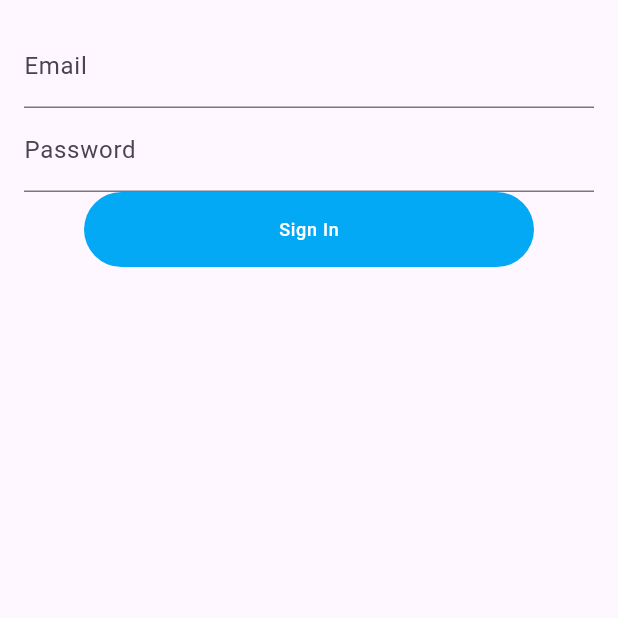
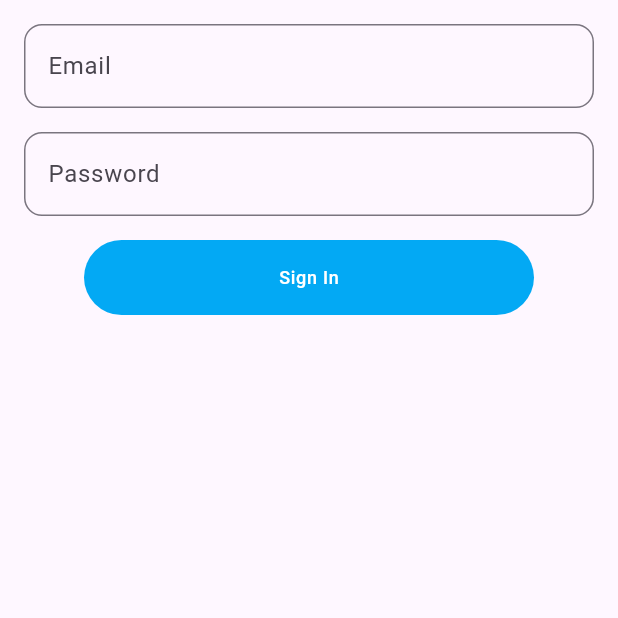
Before and after one commit to Albatrossman/Kidventory-WEB, a Flutter app: the screen it shows after launch, on a phone screen of 412 x 824 dp, the top half of it. Run offline on Flutter 3.47's test engine with Material 3 defaults, Android fonts, the phone set to English and light mode, and no system bars; our stand-ins replace rounded_loading_button_plus, syncfusion_flutter_calendar; key blocks and very long unbroken strings in the code were emptied for the run.

Commit message:
feat: Add safe area, make text fields round and configure them for their purpose

```diff
--- a/lib/feature/auth/sign_in/sign_in_screen.dart
+++ b/lib/feature/auth/sign_in/sign_in_screen.dart
@@ -27,36 +27,57 @@ class _SignInScreenContent extends StatelessWidget {
   @override
   Widget build(BuildContext context) {
     return Scaffold(
-      body: Padding(
+      body: SafeArea(
+        child: Padding(
           padding: const EdgeInsets.all(16.0),
           child: Column(
             children: <Widget>[
               const TextField(
                 decoration: InputDecoration(
+                  border: OutlineInputBorder(
+                    borderRadius: BorderRadius.all(
+                      Radius.circular(12.0),
+                    ),
+                  ),
                   label: Text("Email"),
                 ),
               ),
-            const TextField(
+              const Padding(
+                padding: EdgeInsets.only(top: 16.0),
+                child: TextField(
                   decoration: InputDecoration(
+                    border: OutlineInputBorder(
+                      borderRadius: BorderRadius.all(
+                        Radius.circular(12.0),
+                      ),
+                    ),
                     label: Text(
                       "Password",
                     ),
                   ),
+                  obscureText: true,
+                  enableSuggestions: false,
+                  autocorrect: false,
                 ),
-            RoundedLoadingButton(
+              ),
+              Padding(
+                padding: const EdgeInsets.only(top: 16.0),
+                child: RoundedLoadingButton(
                   controller: _btnController,
+
                   onPressed: _doSomething,
                   elevation: 0,
                   child: Text(
                     "Sign In",
                     style: Theme.of(context).textTheme.labelMedium?.copyWith(
-                    color: Theme.of(context).colorScheme.onPrimary
+                        color: Theme.of(context).colorScheme.onPrimary),
                   ),
                 ),
               ),
             ],
           ),
         ),
+      ),
     );
   }
 }
```
Lines whose indentation alone changed are shown as unchanged.
